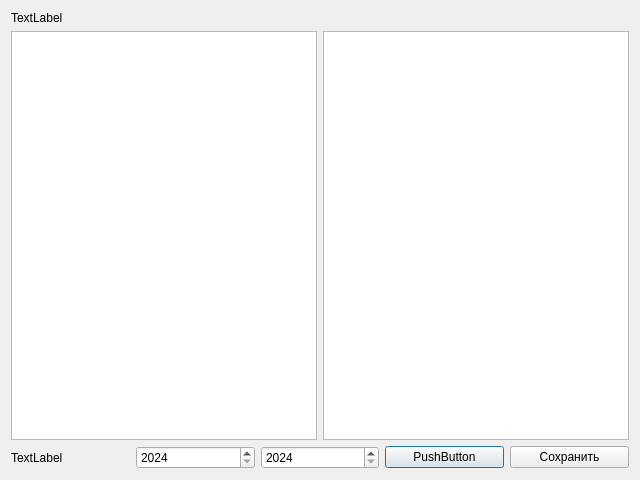
Qt form savetopdfdialog.ui (egor0665/VKBR) before a commit.
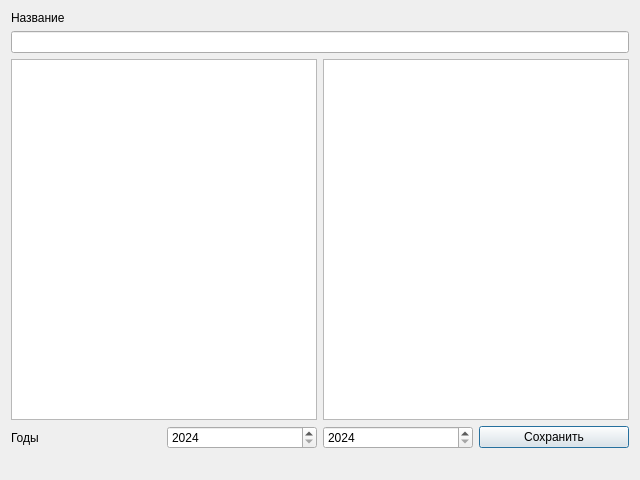
The same form after that commit.

The edit to the form file:
```diff
--- a/savetopdfdialog.ui
+++ b/savetopdfdialog.ui
@@ -19,10 +19,13 @@
      <item>
       <widget class="QLabel" name="label_2">
        <property name="text">
-        <string>TextLabel</string>
+        <string>Название</string>
        </property>
       </widget>
      </item>
+     <item>
+      <widget class="QLineEdit" name="lineEdit"/>
+     </item>
      <item>
       <layout class="QHBoxLayout" name="horizontalLayout">
        <item>
@@ -38,7 +41,7 @@
        <item>
         <widget class="QLabel" name="label">
          <property name="text">
-          <string>TextLabel</string>
+          <string>Годы</string>
          </property>
         </widget>
        </item>
@@ -62,13 +65,6 @@
          </property>
         </widget>
        </item>
-       <item>
-        <widget class="QPushButton" name="pushButton_2">
-         <property name="text">
-          <string>PushButton</string>
-         </property>
-        </widget>
-       </item>
        <item>
         <widget class="QPushButton" name="pushButton">
          <property name="text">
@@ -80,6 +76,13 @@
      </item>
     </layout>
    </item>
+   <item>
+    <widget class="QLabel" name="label_5">
+     <property name="text">
+      <string/>
+     </property>
+    </widget>
+   </item>
   </layout>
  </widget>
  <resources/>
```
Left out of the diff: 2 changed lines with no effect on the pictures.
